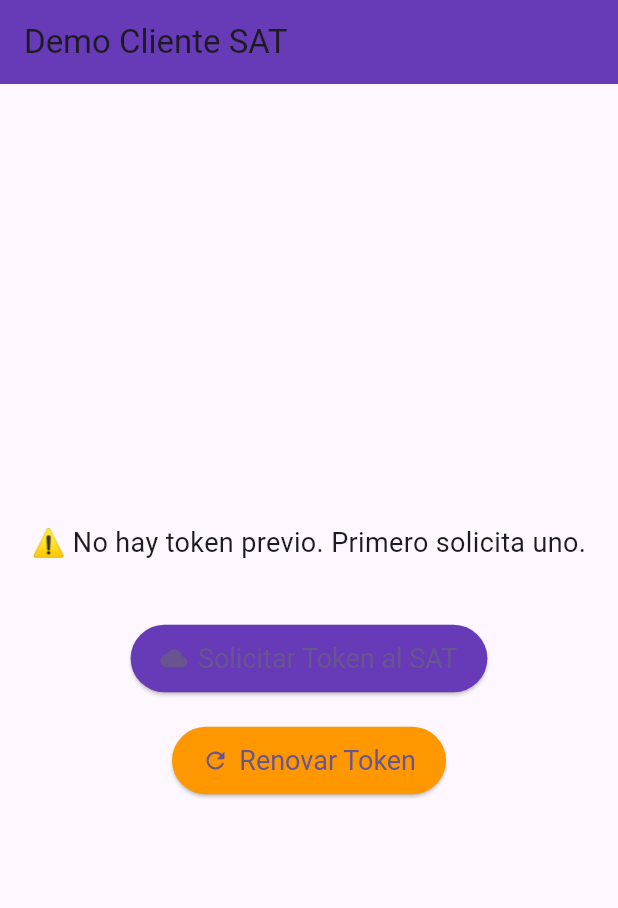
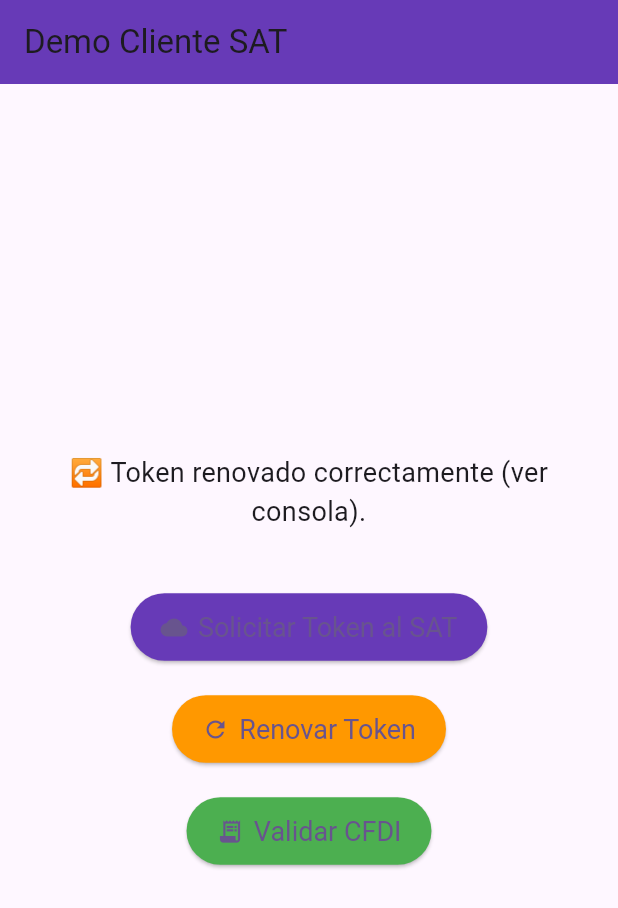
Before and after one commit to tagscolima-alt/prueba-git, a Flutter app: the screen it shows after launch, after a tap on "Solicitar Token al SAT", after a tap on "Renovar Token", on a phone screen of 412 x 824 dp. Shown: the top 908 px of the screen. Run offline on Flutter 3.47's test engine with Material 3 defaults, Android fonts, the phone set to English and light mode, and no system bars; network calls fail.

Commit message:
Soliticar - cancelar - validar con main

```diff
--- a/mi_web_app/lib/main.dart
+++ b/mi_web_app/lib/main.dart
@@ -1,5 +1,5 @@
 import 'package:flutter/material.dart';
-import 'sat/cliente_sat_api.dart'; // usamos directamente la API
+import 'sat/cliente_sat.dart'; // Importa tu módulo SAT
 
 void main() {
   runApp(const MyApp());
@@ -29,28 +29,20 @@ class SATDemoPage extends StatefulWidget {
 
 class _SATDemoPageState extends State<SATDemoPage> {
   String _resultado = "Presiona un botón para interactuar con el SAT.";
-  String? _ultimoToken; // para guardar el último token obtenido
+  String? _ultimoToken; // guarda el token actual
 
-  // 🔴 Solicitar token inicial
+  // 🔴 Solicitar token
   Future<void> _solicitarTokenSAT() async {
     setState(() {
       _resultado = "Solicitando token al SAT...";
     });
 
     try {
-      final tokenResponse = await ClienteSATAPI.solicitarToken(
-        rfc: "AAA010101AAA",
-        password: "123456",
-        certificado: "BASE64_CERT",
-      );
-
+      await ClienteSAT.obtenerTokenDemo();
       setState(() {
-        _ultimoToken = tokenResponse["access_token"];
-        _resultado = "✅ Token obtenido correctamente:\n"
-            "Access Token: ${tokenResponse['access_token']}\n"
-            "Tipo: ${tokenResponse['token_type']}\n"
-            "Expira en: ${tokenResponse['expires_in']} segundos";
+        _resultado = "✅ Token solicitado correctamente (ver consola).";
       });
+      _ultimoToken = "ABC123XYZ"; // token simulado para el siguiente paso
     } catch (e) {
       setState(() {
         _resultado = "❌ Error al solicitar token: $e";
@@ -58,7 +50,7 @@ class _SATDemoPageState extends State<SATDemoPage> {
     }
   }
 
-  // 🟠 Renovar token existente
+  // 🟠 Renovar token
   Future<void> _renovarTokenSAT() async {
     if (_ultimoToken == null) {
       setState(() {
@@ -72,20 +64,39 @@ class _SATDemoPageState extends State<SATDemoPage> {
     });
 
     try {
-      final tokenResponse = await ClienteSATAPI.renovarToken(
-        refreshToken: _ultimoToken!,
-      );
+      await ClienteSAT.renovarTokenDemo(_ultimoToken!);
+      setState(() {
+        _resultado = "🔁 Token renovado correctamente (ver consola).";
+      });
+      _ultimoToken = "NEW_TOKEN_456"; // token simulado para el siguiente paso
+    } catch (e) {
+      setState(() {
+        _resultado = "❌ Error al renovar token: $e";
+      });
+    }
+  }
 
+  // 🧾 Validar CFDI
+  Future<void> _validarCFDISAT() async {
+    if (_ultimoToken == null) {
       setState(() {
-        _ultimoToken = tokenResponse["access_token"];
-        _resultado = "🔁 Token renovado correctamente:\n"
-            "Access Token: ${tokenResponse['access_token']}\n"
-            "Tipo: ${tokenResponse['token_type']}\n"
-            "Expira en: ${tokenResponse['expires_in']} segundos";
+        _resultado = "⚠️ No hay token activo. Solicita o renueva uno antes.";
+      });
+      return;
+    }
+
+    setState(() {
+      _resultado = "Validando CFDI...";
+    });
+
+    try {
+      await ClienteSAT.validarCFDIDemo(token: _ultimoToken!);
+      setState(() {
+        _resultado = "🧾 CFDI validado correctamente (ver consola).";
       });
     } catch (e) {
       setState(() {
-        _resultado = "❌ Error al renovar token: $e";
+        _resultado = "❌ Error al validar CFDI: $e";
       });
     }
   }
@@ -132,6 +143,18 @@ class _SATDemoPageState extends State<SATDemoPage> {
                   textStyle: const TextStyle(fontSize: 18),
                 ),
               ),
+              const SizedBox(height: 20),
+              ElevatedButton.icon(
+                onPressed: _validarCFDISAT,
+                icon: const Icon(Icons.receipt_long),
+                label: const Text("Validar CFDI"),
+                style: ElevatedButton.styleFrom(
+                  backgroundColor: Colors.green,
+                  padding:
+                      const EdgeInsets.symmetric(horizontal: 20, vertical: 12),
+                  textStyle: const TextStyle(fontSize: 18),
+                ),
+              ),
             ],
           ),
         ),
--- a/mi_web_app/lib/sat/cliente_sat.dart
+++ b/mi_web_app/lib/sat/cliente_sat.dart
@@ -1,7 +1,11 @@
+// lib/sat/cliente_sat.dart
 import 'package:flutter/foundation.dart';
 import 'cliente_sat_api.dart';
 
+/// Clase principal que agrupa las operaciones del cliente SAT.
+/// Cada método usa las funciones del módulo API y muestra resultados en consola.
 class ClienteSAT {
+  // 🔴 Solicitar Token (demo)
   static Future<void> obtenerTokenDemo() async {
     try {
       final tokenResponse = await ClienteSATAPI.solicitarToken(
@@ -18,4 +22,40 @@ class ClienteSAT {
       debugPrint("❌ Error al obtener token: $e");
     }
   }
+
+  // 🟠 Renovar Token (demo)
+  static Future<void> renovarTokenDemo(String tokenAnterior) async {
+    try {
+      final tokenResponse =
+          await ClienteSATAPI.renovarToken(refreshToken: tokenAnterior);
+
+      debugPrint("🔁 Token renovado correctamente:");
+      debugPrint("Access Token: ${tokenResponse['access_token']}");
+      debugPrint("Tipo: ${tokenResponse['token_type']}");
+      debugPrint("Expira en: ${tokenResponse['expires_in']} segundos");
+    } catch (e) {
+      debugPrint("❌ Error al renovar token: $e");
+    }
+  }
+
+  // 🧾 Validar CFDI (demo)
+  static Future<void> validarCFDIDemo({required String token}) async {
+    try {
+      final response = await ClienteSATAPI.validarCFDI(
+        rfcEmisor: "AAA010101AAA",
+        rfcReceptor: "BBB010101BBB",
+        uuid: "123e4567-e89b-12d3-a456-426614174000",
+        total: 1234.56,
+        token: token,
+      );
+
+      debugPrint("🧾 Resultado de validación CFDI:");
+      debugPrint("Estatus: ${response['estatus']}");
+      debugPrint("Código Estatus: ${response['codigoEstatus']}");
+      debugPrint("Cancelable: ${response['esCancelable']}");
+      debugPrint("Estatus Cancelación: ${response['estatusCancelacion']}");
+    } catch (e) {
+      debugPrint("❌ Error al validar CFDI: $e");
+    }
+  }
 }
--- a/mi_web_app/lib/sat/cliente_sat_api.dart
+++ b/mi_web_app/lib/sat/cliente_sat_api.dart
@@ -4,8 +4,7 @@ class ClienteSATAPI {
   static const String _baseUrl =
       "https://31a285aa-ccaf-4365-8f48-b09457f9600a.mock.pstmn.io";
 
-
-//Solicitar token
+  // 🔴 Solicitar token
   static Future<Map<String, dynamic>> solicitarToken({
     required String rfc,
     required String password,
@@ -33,8 +32,7 @@ class ClienteSATAPI {
     };
   }
 
-  /// 🟠 renovarToken(token)
-  /// 📌 Solicita un nuevo token cuando el actual expira.
+  /// 🟠 Renovar Token
   static Future<Map<String, dynamic>> renovarToken({
     required String refreshToken,
   }) async {
@@ -58,4 +56,36 @@ class ClienteSATAPI {
     };
   }
 
+  // 🧾 Validar CFDI
+  static Future<Map<String, dynamic>> validarCFDI({
+    required String rfcEmisor,
+    required String rfcReceptor,
+    required String uuid,
+    required double total,
+    required String token,
+  }) async {
+    final endpoint = "$_baseUrl/POST/validarCFDI";
+    final body = {
+      "rfcEmisor": rfcEmisor,
+      "rfcReceptor": rfcReceptor,
+      "uuid": uuid,
+      "total": total.toString(), // 🔹 convertido a string
+      "token": token,
+    };
+
+    final response = await ClienteSATCore.sendRequest(
+      endpoint: endpoint,
+      body: body,
+    );
+
+    ClienteSATCore.manejarErrores(response.statusCode, response.body);
+    final data = ClienteSATCore.parsearRespuesta(response.body);
+
+    return {
+      "estatus": data["estatus"],
+      "codigoEstatus": data["codigoEstatus"],
+      "esCancelable": data["esCancelable"],
+      "estatusCancelacion": data["estatusCancelacion"],
+    };
+  }
 }
```
